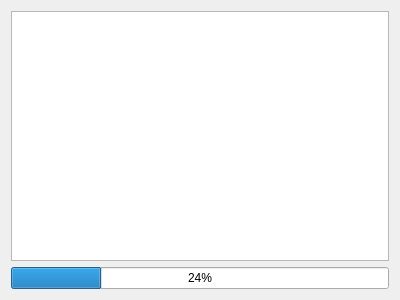
This is simonlib/simonsound/volumewidget.ui in KDE/simon as Qt 5 draws it before an edit. The edited form follows.
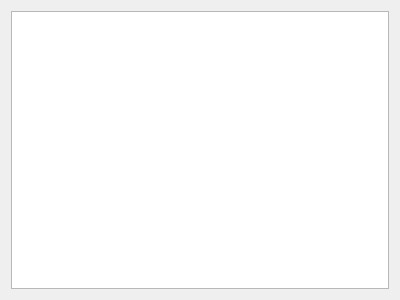
This is the edited form. Custom widgets are drawn as their Qt base class.

Commit message: More work on the volume calibration

Patch:
```diff
--- a/simonlib/simonsound/volumewidget.ui
+++ b/simonlib/simonsound/volumewidget.ui
@@ -21,13 +21,6 @@
      </property>
     </widget>
    </item>
-   <item>
-    <widget class="QProgressBar" name="pbVolume">
-     <property name="value">
-      <number>24</number>
-     </property>
-    </widget>
-   </item>
   </layout>
  </widget>
  <customwidgets>
```
The commit also changes 7 other files.
